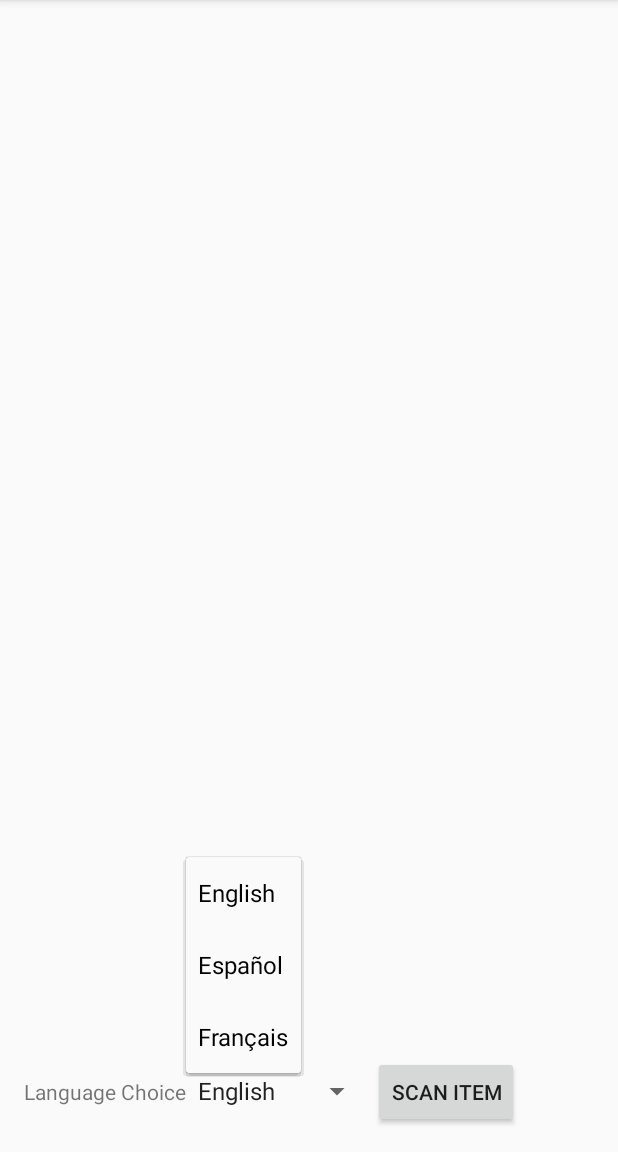
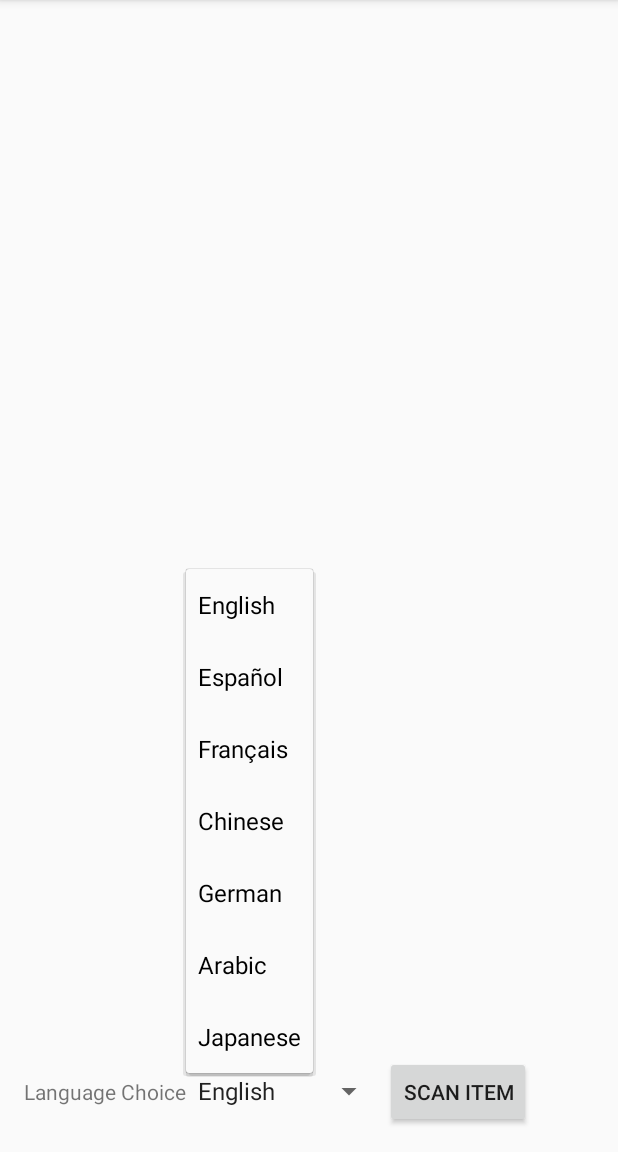
Before and after one commit to bhatia4/KnextGen1, an Android app: the screen it shows after launch (LaunchActivity), after a tap on "English", on a phone screen of 412 x 824 dp, the part 84-1236 px from its top. Run offline under Robolectric (Android 15) with nearby library versions, the phone set to English and light mode, and no system bars; libraries missing offline, so code that uses them is left out: com.google.zxing.integration.

```diff
--- a/app/src/main/res/values/arrays.xml
+++ b/app/src/main/res/values/arrays.xml
@@ -4,6 +4,10 @@
         <item>English</item>
         <item>Español</item>
         <item>Français</item>
+        <item>Chinese</item>
+        <item>German</item>
+        <item>Arabic</item>
+        <item>Japanese</item>
     </string-array>
 
     <string-array
@@ -11,5 +15,9 @@
         <item>en</item>
         <item>es</item>
         <item>fr</item>
+        <item>zh</item>
+        <item>de</item>
+        <item>ar</item>
+        <item>ja</item>
     </string-array>
 </resources>
```
Also changed, not shown: app/src/main/java/mass/knextgen1/activities/LaunchActivity.java (+15 -5 lines), app/src/main/java/mass/knextgen1/util/TranslatorUtility.java (deleted, +0 -19 lines), 1 other file.
